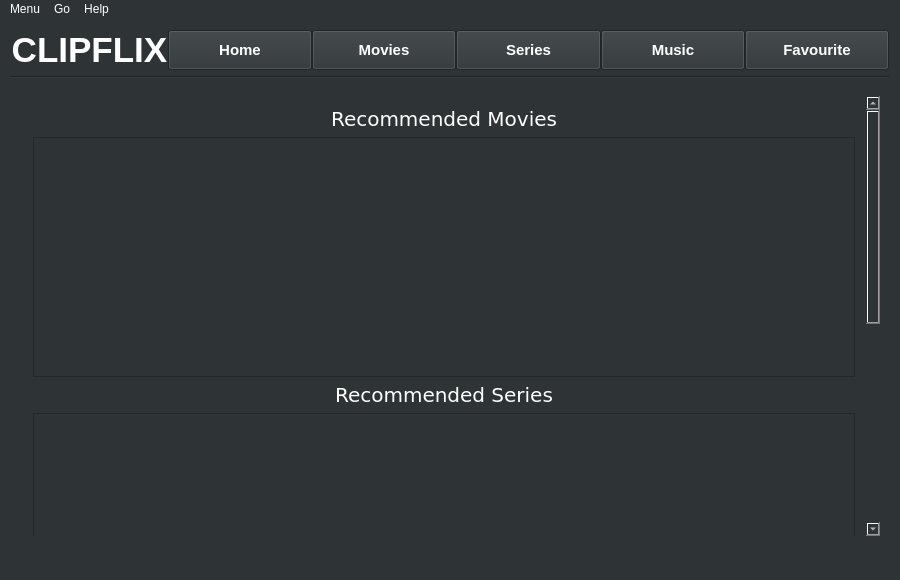
This is ClipFlix/mainwindow.ui in andralves717/IHC_Clipflix as Qt 5 draws it before an edit. The edited form follows.
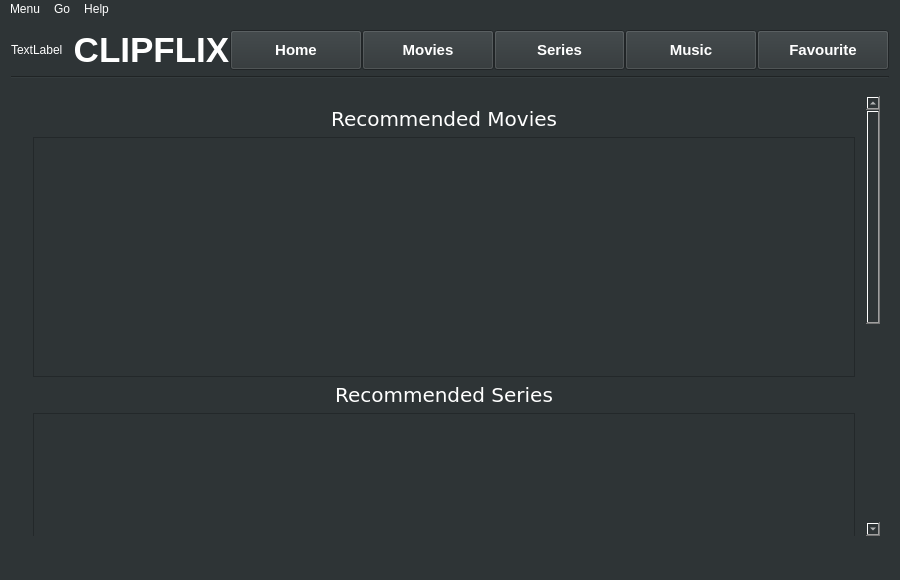
This is the edited form. Icons and pictures are not drawn.

```diff
--- a/ClipFlix/mainwindow.ui
+++ b/ClipFlix/mainwindow.ui
@@ -46,6 +46,38 @@
       <property name="sizeConstraint">
        <enum>QLayout::SetNoConstraint</enum>
       </property>
+      <item>
+       <widget class="QLabel" name="icon">
+        <property name="sizePolicy">
+         <sizepolicy hsizetype="Maximum" vsizetype="Preferred">
+          <horstretch>0</horstretch>
+          <verstretch>0</verstretch>
+         </sizepolicy>
+        </property>
+        <property name="frameShape">
+         <enum>QFrame::NoFrame</enum>
+        </property>
+        <property name="text">
+         <string>TextLabel</string>
+        </property>
+       </widget>
+      </item>
+      <item>
+       <spacer name="horizontalSpacer">
+        <property name="orientation">
+         <enum>Qt::Horizontal</enum>
+        </property>
+        <property name="sizeType">
+         <enum>QSizePolicy::Maximum</enum>
+        </property>
+        <property name="sizeHint" stdset="0">
+         <size>
+          <width>10</width>
+          <height>20</height>
+         </size>
+        </property>
+       </spacer>
+      </item>
       <item>
        <widget class="QLabel" name="titulo">
         <property name="sizePolicy">
@@ -54,8 +86,11 @@
           <verstretch>0</verstretch>
          </sizepolicy>
         </property>
+        <property name="frameShape">
+         <enum>QFrame::NoFrame</enum>
+        </property>
         <property name="text">
-         <string>&lt;html&gt;&lt;head/&gt;&lt;body&gt;&lt;p align=&quot;center&quot;&gt;&lt;span style=&quot; font-size:26pt; font-weight:600;&quot;&gt;CLIPFLIX&lt;/span&gt;&lt;/p&gt;&lt;/body&gt;&lt;/html&gt;</string>
+         <string>&lt;html&gt;&lt;head/&gt;&lt;body&gt;&lt;p align=&quot;center&quot;&gt;&lt;span style=&quot; font-size:26pt; font-weight:600;&quot;&gt; CLIPFLIX&lt;/span&gt;&lt;/p&gt;&lt;/body&gt;&lt;/html&gt;</string>
         </property>
         <property name="alignment">
          <set>Qt::AlignCenter</set>
```
Left out of the diff: 14 changed lines with no effect on the pictures.
